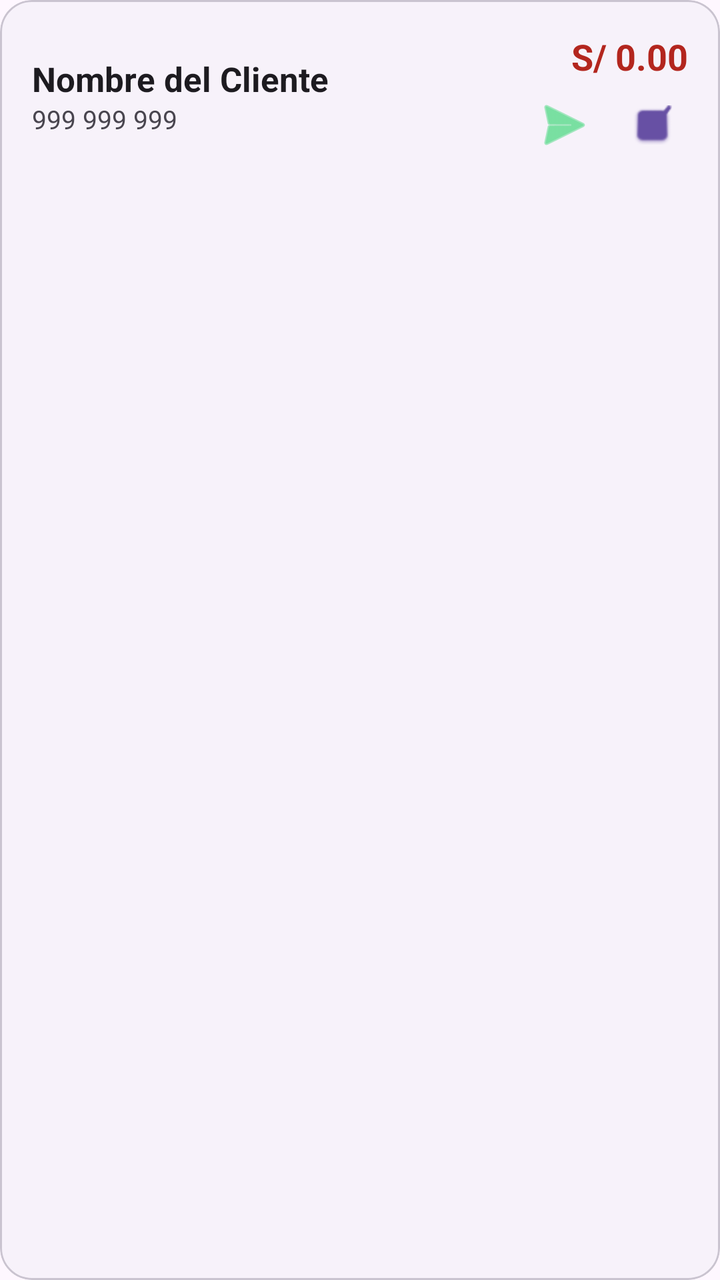
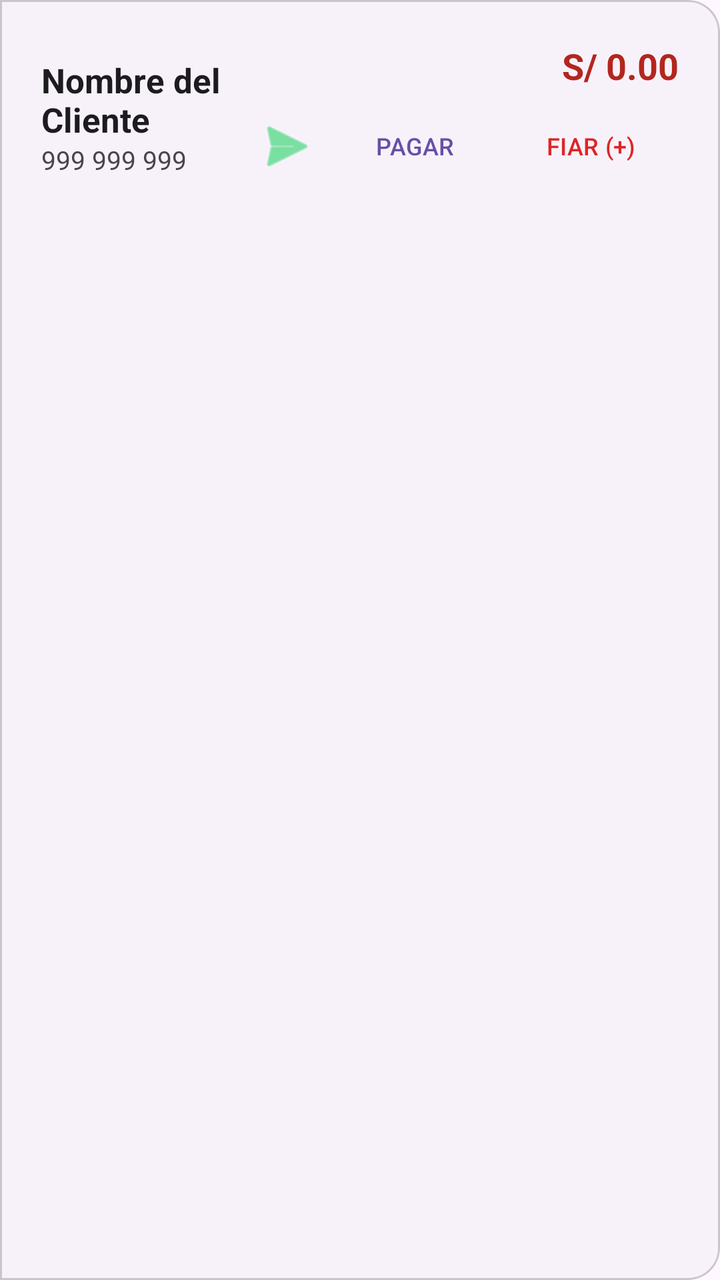

An Android layout rendered at two revisions. The XML below is the earlier revision; the diff shows what the commit changed to produce the second picture.
<!-- AndroidManifest.xml: application theme Theme.Naxor -->
<!-- res/layout/item_deudor.xml -->
<?xml version="1.0" encoding="utf-8"?>
<com.google.android.material.card.MaterialCardView xmlns:android="http://schemas.android.com/apk/res/android"
    xmlns:app="http://schemas.android.com/apk/res-auto"
    android:layout_width="match_parent"
    android:layout_height="wrap_content"
    android:layout_marginHorizontal="16dp"
    android:layout_marginVertical="6dp"
    app:cardBackgroundColor="?attr/colorSurfaceContainerLow"
    app:cardCornerRadius="16dp"
    app:cardElevation="0dp">

    <LinearLayout
        android:layout_width="match_parent"
        android:layout_height="wrap_content"
        android:orientation="horizontal"
        android:padding="16dp"
        android:gravity="center_vertical">

        <LinearLayout
            android:layout_width="0dp"
            android:layout_height="wrap_content"
            android:layout_weight="1"
            android:orientation="vertical">

            <TextView
                android:id="@+id/tvDeudorNombre"
                android:layout_width="wrap_content"
                android:layout_height="wrap_content"
                android:text="Nombre del Cliente"
                android:textSize="17sp"
                android:textStyle="bold"
                android:textColor="?attr/colorOnSurface" />

            <TextView
                android:id="@+id/tvDeudorTelefono"
                android:layout_width="wrap_content"
                android:layout_height="wrap_content"
                android:text="999 999 999"
                android:textSize="13sp"
                android:textColor="?attr/colorOnSurfaceVariant" />
        </LinearLayout>

        <LinearLayout
            android:layout_width="wrap_content"
            android:layout_height="wrap_content"
            android:gravity="end"
            android:orientation="vertical">

            <TextView
                android:id="@+id/tvDeudorMonto"
                android:layout_width="wrap_content"
                android:layout_height="wrap_content"
                android:text="S/ 0.00"
                android:textSize="18sp"
                android:textStyle="bold"
                android:textColor="?attr/colorError" />

            <LinearLayout
                android:layout_width="wrap_content"
                android:layout_height="wrap_content"
                android:orientation="horizontal"
                android:layout_marginTop="4dp">

                <ImageButton
                    android:id="@+id/btnCobrarWhatsApp"
                    android:layout_width="36dp"
                    android:layout_height="36dp"
                    android:background="?attr/selectableItemBackgroundBorderless"
                    android:src="@android:drawable/ic_menu_send"
                    app:tint="#25D366" />

                <ImageButton
                    android:id="@+id/btnPagarDeuda"
                    android:layout_width="36dp"
                    android:layout_height="36dp"
                    android:layout_marginStart="8dp"
                    android:background="?attr/selectableItemBackgroundBorderless"
                    android:src="@android:drawable/checkbox_on_background"
                    app:tint="?attr/colorPrimary" />
            </LinearLayout>
        </LinearLayout>
    </LinearLayout>
</com.google.android.material.card.MaterialCardView>
<!-- resources referenced by this layout -->
<resources>
  <style name="Theme.Naxor" parent="Base.Theme.Naxor" />
  <style name="Base.Theme.Naxor" parent="Theme.Material3.DayNight.NoActionBar">
          
          
      </style>
</resources>

<!-- the commit's change to res/layout/item_deudor.xml (unified diff, before → after) -->
@@ -1,13 +1,18 @@
 <?xml version="1.0" encoding="utf-8"?>
 <com.google.android.material.card.MaterialCardView xmlns:android="http://schemas.android.com/apk/res/android"
     xmlns:app="http://schemas.android.com/apk/res-auto"
+    android:id="@+id/cardDeudor"
     android:layout_width="match_parent"
     android:layout_height="wrap_content"
-    android:layout_marginHorizontal="16dp"
     android:layout_marginVertical="6dp"
+    android:clickable="true"
+    android:focusable="true"
+    android:foreground="?attr/selectableItemBackground"
     app:cardBackgroundColor="?attr/colorSurfaceContainerLow"
-    app:cardCornerRadius="16dp"
-    app:cardElevation="0dp">
+    app:cardElevation="0dp"
+    app:shapeAppearance="@style/ShapeAppearance.App.Card.LeftSquare"
+    app:strokeColor="?attr/colorOutlineVariant"
+    app:strokeWidth="1dp">
 
     <LinearLayout
         android:layout_width="match_parent"
@@ -59,24 +64,39 @@
                 android:layout_width="wrap_content"
                 android:layout_height="wrap_content"
                 android:orientation="horizontal"
-                android:layout_marginTop="4dp">
+                android:layout_marginTop="4dp"
+                android:gravity="center_vertical">
 
                 <ImageButton
                     android:id="@+id/btnCobrarWhatsApp"
-                    android:layout_width="36dp"
-                    android:layout_height="36dp"
+                    android:layout_width="40dp"
+                    android:layout_height="40dp"
                     android:background="?attr/selectableItemBackgroundBorderless"
                     android:src="@android:drawable/ic_menu_send"
-                    app:tint="#25D366" />
+                    app:tint="#25D366"
+                    android:contentDescription="WhatsApp" />
 
-                <ImageButton
+                <com.google.android.material.button.MaterialButton
                     android:id="@+id/btnPagarDeuda"
-                    android:layout_width="36dp"
-                    android:layout_height="36dp"
-                    android:layout_marginStart="8dp"
-                    android:background="?attr/selectableItemBackgroundBorderless"
-                    android:src="@android:drawable/checkbox_on_background"
-                    app:tint="?attr/colorPrimary" />
+                    style="@style/Widget.Material3.Button.TextButton"
+                    android:layout_width="wrap_content"
+                    android:layout_height="wrap_content"
+                    android:text="PAGAR"
+                    android:textSize="12sp"
+                    android:textColor="?attr/colorPrimary"
+                    android:paddingHorizontal="8dp"
+                    app:rippleColor="?attr/colorPrimaryContainer" />
+
+                <com.google.android.material.button.MaterialButton
+                    android:id="@+id/btnAumentarDeuda"
+                    style="@style/Widget.Material3.Button.TextButton"
+                    android:layout_width="wrap_content"
+                    android:layout_height="wrap_content"
+                    android:text="FIAR (+)"
+                    android:textSize="12sp"
+                    android:textColor="@color/red_600"
+                    android:paddingHorizontal="8dp"
+                    app:rippleColor="#20DC2626" />
             </LinearLayout>
         </LinearLayout>
     </LinearLayout>
<!-- resource entries referenced after the edit -->
@@ -1,5 +1,13 @@
 <!-- resources referenced by this layout -->
 <resources>
+  <color name="red_600">#DC2626</color>
+  <style name="ShapeAppearance.App.Card.LeftSquare" parent="ShapeAppearance.Material3.MediumComponent">
+          <item name="cornerFamily">rounded</item>
+          <item name="cornerSizeTopLeft">0dp</item>
+          <item name="cornerSizeBottomLeft">0dp</item>
+          <item name="cornerSizeTopRight">16dp</item>
+          <item name="cornerSizeBottomRight">16dp</item>
+      </style>
   <style name="Theme.Naxor" parent="Base.Theme.Naxor" />
   <style name="Base.Theme.Naxor" parent="Theme.Material3.DayNight.NoActionBar">
           
